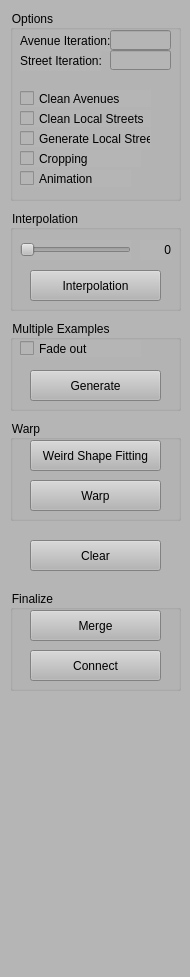
This is StreetDesigner/ControlWidget.ui in gnishida/StreetDesigner as Qt 5 draws it before an edit. The edited form follows.
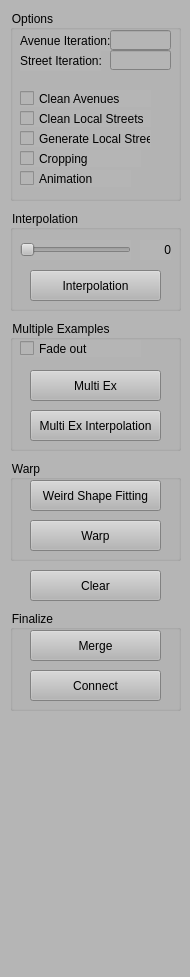
This is the edited form.

Diff of the .ui file:
```diff
--- a/StreetDesigner/ControlWidget.ui
+++ b/StreetDesigner/ControlWidget.ui
@@ -26,7 +26,7 @@
       <x>10</x>
       <y>320</y>
       <width>171</width>
-      <height>91</height>
+      <height>131</height>
      </rect>
     </property>
     <property name="title">
@@ -42,7 +42,7 @@
       </rect>
      </property>
      <property name="text">
-      <string>Generate</string>
+      <string>Multi Ex</string>
      </property>
     </widget>
     <widget class="QCheckBox" name="checkBoxFadeOut">
@@ -58,6 +58,19 @@
       <string>Fade out</string>
      </property>
     </widget>
+    <widget class="QPushButton" name="pushButtonGenerateMultiIntEx">
+     <property name="geometry">
+      <rect>
+       <x>20</x>
+       <y>90</y>
+       <width>131</width>
+       <height>31</height>
+      </rect>
+     </property>
+     <property name="text">
+      <string>Multi Ex Interpolation</string>
+     </property>
+    </widget>
    </widget>
    <widget class="QGroupBox" name="groupBox">
     <property name="geometry">
@@ -193,7 +206,7 @@
     <property name="geometry">
      <rect>
       <x>10</x>
-      <y>590</y>
+      <y>610</y>
       <width>171</width>
       <height>101</height>
      </rect>
@@ -299,7 +312,7 @@
     <property name="geometry">
      <rect>
       <x>10</x>
-      <y>420</y>
+      <y>460</y>
       <width>171</width>
       <height>101</height>
      </rect>
@@ -338,7 +351,7 @@
     <property name="geometry">
      <rect>
       <x>30</x>
-      <y>540</y>
+      <y>570</y>
       <width>131</width>
       <height>31</height>
      </rect>
```
